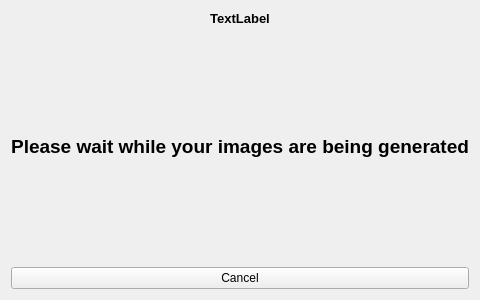
First picture: the form in ImageWizard/processingwindow.ui, repository coltoncandy/Image-Generator-Wizard, before the edit.
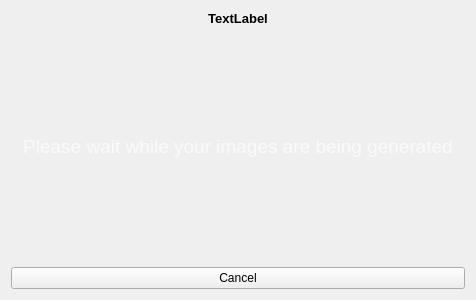
Second picture: the form after the edit.

Commit message: Added reset icon and styling. Changed styling of please wait prompt in processing window. Changed cursor to busy wait to load in processing window.

```diff
--- a/ImageWizard/processingwindow.ui
+++ b/ImageWizard/processingwindow.ui
@@ -6,7 +6,7 @@
    <rect>
     <x>0</x>
     <y>0</y>
-    <width>400</width>
+    <width>476</width>
     <height>300</height>
    </rect>
   </property>
@@ -56,11 +56,15 @@
      </property>
      <property name="font">
       <font>
-       <family>Arial</family>
+       <family>Microsoft Sans Serif</family>
        <pointsize>14</pointsize>
-       <bold>true</bold>
+       <italic>false</italic>
+       <bold>false</bold>
       </font>
      </property>
+     <property name="styleSheet">
+      <string notr="true">font: 14pt &quot;Microsoft Sans Serif&quot;;color:rgb(250, 250, 250);</string>
+     </property>
      <property name="text">
       <string>Please wait while your images are being generated</string>
      </property>
```
The commit also changes 3 other files.
